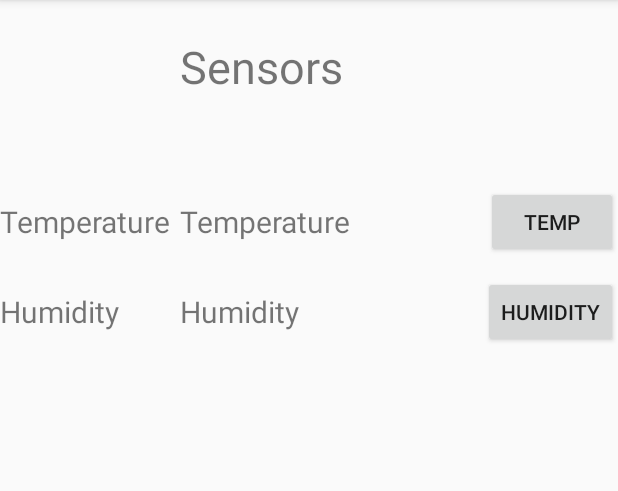
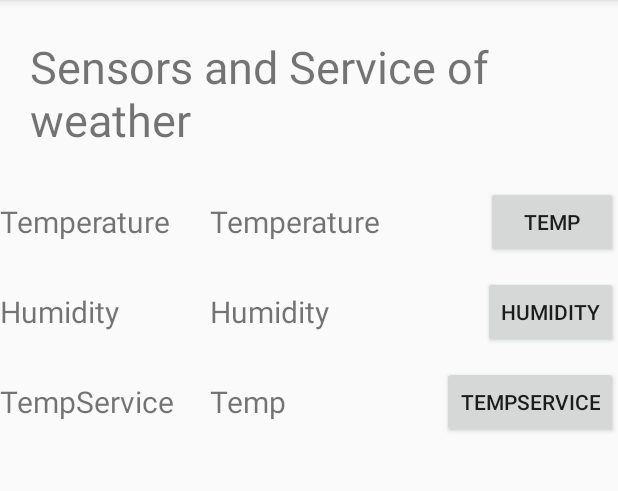
Before and after one commit to IldusHisamutdinov/Android_Adv, an Android app: the screen it shows after launch (MainActivity), on a phone screen of 412 x 824 dp, the part 84-575 px from its top. Run offline under Robolectric (Android 15) with nearby library versions, the phone set to English and light mode, and no system bars.

Commit message:
lesson3 Service

```diff
--- a/app/src/main/AndroidManifest.xml
+++ b/app/src/main/AndroidManifest.xml
@@ -11,6 +11,9 @@
         android:roundIcon="@mipmap/ic_launcher_round"
         android:supportsRtl="true"
         android:theme="@style/AppTheme">
+        <service
+            android:name=".WeatherService"
+            android:exported="false" />
         <activity
             android:name=".MainActivity"
             android:label="@string/app_name"
--- a/app/src/main/java/com/example/menu/MainActivity.java
+++ b/app/src/main/java/com/example/menu/MainActivity.java
@@ -1,6 +1,10 @@
 package com.example.menu;
 
+import android.annotation.SuppressLint;
+import android.content.BroadcastReceiver;
 import android.content.Context;
+import android.content.Intent;
+import android.content.IntentFilter;
 import android.hardware.Sensor;
 import android.hardware.SensorEvent;
 import android.hardware.SensorEventListener;
@@ -24,12 +28,13 @@ import com.google.android.material.navigation.NavigationView;
 public class MainActivity extends AppCompatActivity
         implements NavigationView.OnNavigationItemSelectedListener {
     private DrawerLayout drawer;
-
+    static final String BROADCAST_ACTION_WEATHERFINISHED = "com.example.menu.weatherfinished";
     private SensorManager sensorManager;
     private Sensor sensorTemp;
     private Sensor sensorHumidity;
     private TextView temp;
     private TextView hum;
+    private TextView tempservice;
 
     @Override
     protected void onCreate(Bundle savedInstanceState) {
@@ -44,6 +49,24 @@ public class MainActivity extends AppCompatActivity
         sensorHumidity = sensorManager.getDefaultSensor(Sensor.TYPE_RELATIVE_HUMIDITY);
         temp = findViewById(R.id.temp);
         hum = findViewById(R.id.h);
+        tempservice = findViewById(R.id.tempService);
+    }
+
+    // Для регистрации Broadcast Receiver
+    @Override
+    protected void onStart() {
+        super.onStart();
+        registerReceiver(weatherFinishedReceiver, new IntentFilter(BROADCAST_ACTION_WEATHERFINISHED));
+    }
+
+    protected void onStop() {
+        super.onStop();
+        unregisterReceiver(weatherFinishedReceiver);
+    }
+
+    // Button onClick показание WeatherService
+    public void onClickWeatherService(View v) {
+        WeatherService.startWeatherService(MainActivity.this);
     }
 
 
@@ -180,5 +203,19 @@ public class MainActivity extends AppCompatActivity
         sensorManager.unregisterListener(listenerSensorHum);
     }
 
+    // Получатель широковещательного сообщения
+    private BroadcastReceiver weatherFinishedReceiver = new BroadcastReceiver() {
+        @Override
+        public void onReceive(Context context, Intent intent) {
+            final long result = intent.getLongExtra(WeatherService.EXTRA_RESULT, 0);
+            tempservice.post(new Runnable() {
+                @SuppressLint("SetTextI18n")
+                @Override
+                public void run() {
+                    tempservice.setText(Long.toString(result));
+                }
+            });
+        }
+    };
 
 }
--- a/app/src/main/res/layout/app_bar_main.xml
+++ b/app/src/main/res/layout/app_bar_main.xml
@@ -24,9 +24,9 @@
         android:id="@+id/sensors"
         android:layout_width="wrap_content"
         android:layout_height="wrap_content"
-        android:layout_marginLeft="120dp"
+        android:layout_marginLeft="20dp"
         android:layout_marginTop="80dp"
-        android:text="Sensors"
+        android:text="Sensors and Service of weather"
         android:textSize="30sp" />
 
 
@@ -58,7 +58,7 @@
         android:id="@+id/h"
         android:layout_width="wrap_content"
         android:layout_height="wrap_content"
-        android:layout_marginLeft="120dp"
+        android:layout_marginLeft="140dp"
         android:layout_marginTop="250dp"
         android:text="Humidity"
         android:textSize="20sp" />
@@ -74,10 +74,34 @@
         android:id="@+id/temp"
         android:layout_width="wrap_content"
         android:layout_height="wrap_content"
-        android:layout_marginLeft="120dp"
+        android:layout_marginLeft="140dp"
         android:layout_marginTop="190dp"
         android:text="Temperature"
         android:textSize="20sp" />
 
+    <TextView
+        android:layout_width="wrap_content"
+        android:layout_height="wrap_content"
+        android:layout_marginTop="310dp"
+        android:text="TempService"
+        android:textSize="20sp" />
+
+    <TextView
+        android:id="@+id/tempService"
+        android:layout_width="wrap_content"
+        android:layout_height="wrap_content"
+        android:layout_marginLeft="140dp"
+        android:layout_marginTop="310dp"
+        android:text="Temp"
+        android:textSize="20sp" />
+
+    <Button
+        android:layout_width="wrap_content"
+        android:layout_height="wrap_content"
+        android:layout_gravity="end"
+        android:layout_marginTop="300dp"
+        android:onClick="onClickWeatherService"
+        android:text="TempService" />
+
 
 </androidx.coordinatorlayout.widget.CoordinatorLayout>
```
Also changed, not shown: app/src/main/java/com/example/menu/WeatherService.java (added, +30 -0 lines).
